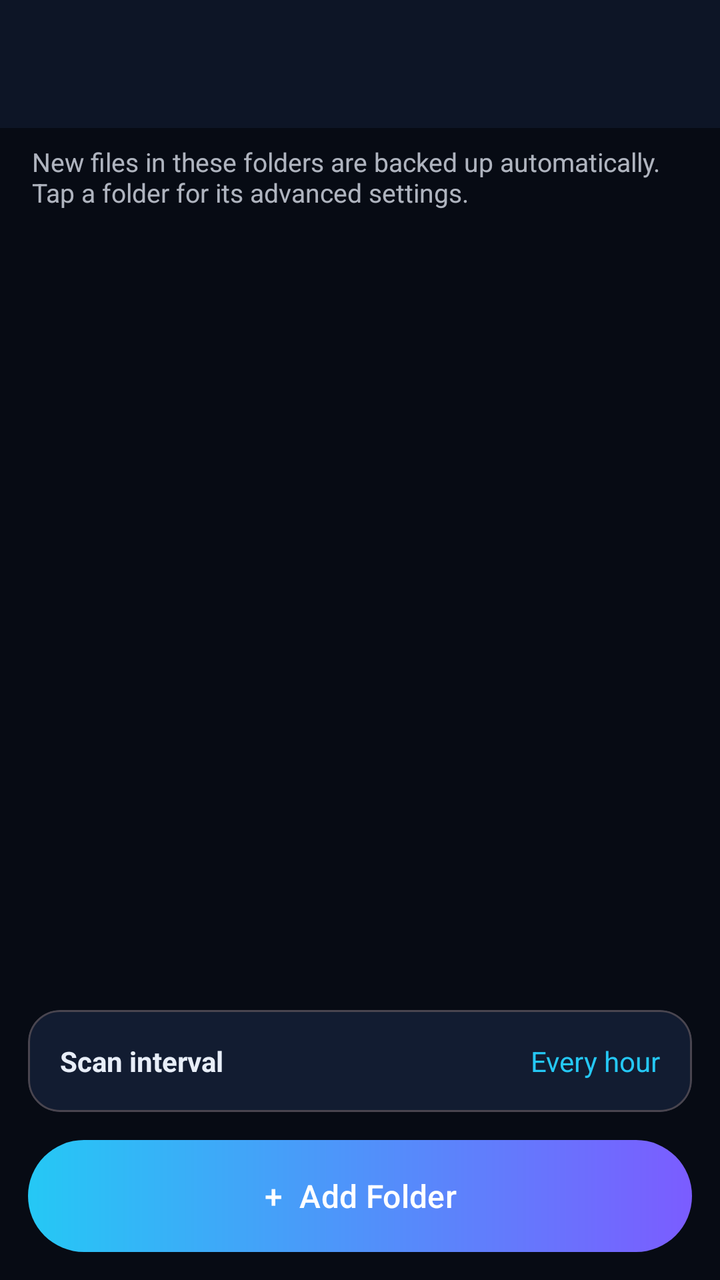
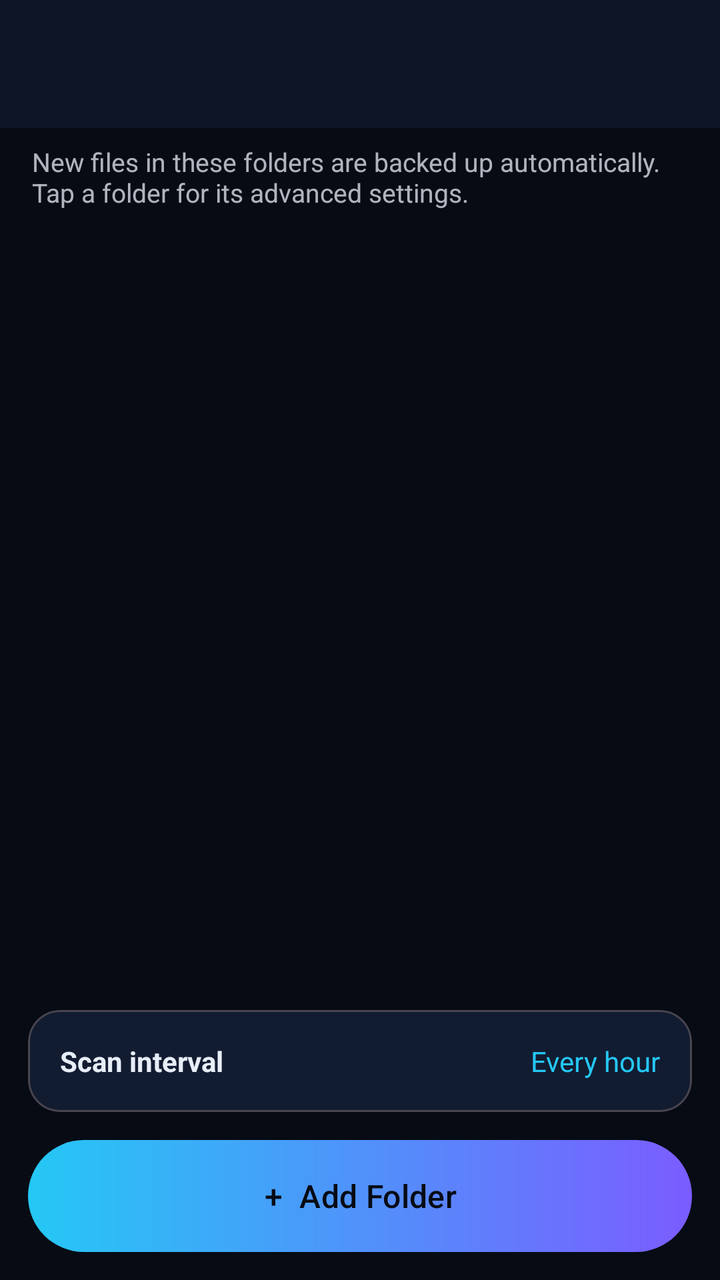

Before-and-after screenshots of an Android layout around one commit, followed by the original layout XML and the change that was made.
<!-- AndroidManifest.xml: application theme Theme.SvnSpace -->
<!-- res/layout/activity_watched_folders.xml -->
<?xml version="1.0" encoding="utf-8"?>
<LinearLayout xmlns:android="http://schemas.android.com/apk/res/android"
    xmlns:app="http://schemas.android.com/apk/res-auto"
    android:layout_width="match_parent"
    android:layout_height="match_parent"
    android:orientation="vertical">

    <include layout="@layout/view_toolbar" />

    <TextView
        android:id="@+id/txt_intro"
        android:layout_width="match_parent"
        android:layout_height="wrap_content"
        android:paddingStart="16dp"
        android:paddingEnd="16dp"
        android:paddingTop="8dp"
        android:text="New files in these folders are backed up automatically. Tap a folder for its advanced settings."
        android:textColor="?attr/colorOnSurface"
        android:alpha="0.75"
        android:textSize="13sp" />

    <TextView
        android:id="@+id/txt_empty"
        android:layout_width="match_parent"
        android:layout_height="wrap_content"
        android:padding="24dp"
        android:gravity="center"
        android:text="No folders yet. Tap Add Folder to pick Downloads, DCIM, Pictures and more."
        android:textColor="?attr/colorOnSurface"
        android:alpha="0.7"
        android:visibility="gone" />

    <androidx.recyclerview.widget.RecyclerView
        android:id="@+id/recycler"
        android:layout_width="match_parent"
        android:layout_height="0dp"
        android:layout_weight="1"
        android:padding="8dp"
        android:clipToPadding="false" />

    <com.google.android.material.card.MaterialCardView
        android:id="@+id/card_interval"
        android:layout_width="match_parent"
        android:layout_height="wrap_content"
        android:layout_marginStart="14dp"
        android:layout_marginEnd="14dp"
        android:clickable="true"
        android:focusable="true"
        app:cardCornerRadius="16dp"
        app:cardBackgroundColor="?attr/colorSurfaceVariant"
        app:cardElevation="0dp">

        <LinearLayout
            android:layout_width="match_parent"
            android:layout_height="wrap_content"
            android:orientation="horizontal"
            android:gravity="center_vertical"
            android:padding="16dp">

            <TextView
                android:layout_width="0dp"
                android:layout_height="wrap_content"
                android:layout_weight="1"
                android:text="Scan interval"
                android:textStyle="bold"
                android:textColor="?attr/colorOnSurface" />

            <TextView
                android:id="@+id/txt_interval"
                android:layout_width="wrap_content"
                android:layout_height="wrap_content"
                android:text="Every hour"
                android:textColor="?attr/colorPrimary" />
        </LinearLayout>
    </com.google.android.material.card.MaterialCardView>

    <com.google.android.material.button.MaterialButton
        android:id="@+id/fab_add"
        android:layout_width="match_parent"
        android:layout_height="56dp"
        android:layout_margin="14dp"
        android:text="+  Add Folder"
        android:textAllCaps="false"
        android:textSize="16sp"
        android:textColor="@color/white"
        app:backgroundTint="@null"
        android:background="@drawable/bg_gradient_button"
        app:cornerRadius="16dp" />
</LinearLayout>
<!-- res/layout/view_toolbar.xml (included above) -->
<?xml version="1.0" encoding="utf-8"?>
<com.google.android.material.appbar.MaterialToolbar
    xmlns:android="http://schemas.android.com/apk/res/android"
    xmlns:app="http://schemas.android.com/apk/res-auto"
    android:id="@+id/toolbar"
    android:layout_width="match_parent"
    android:layout_height="?attr/actionBarSize"
    android:background="?attr/colorSurface"
    app:titleTextColor="?attr/colorOnSurface"
    app:navigationIconTint="?attr/colorOnSurface" />
<!-- resources referenced by this layout -->
<resources>
  <color name="white">#FFFFFFFF</color>
  <!-- drawable bg_gradient_button (drawable) -->
  <?xml version="1.0" encoding="utf-8"?>
  <shape xmlns:android="http://schemas.android.com/apk/res/android" android:shape="rectangle">
      <gradient
          android:startColor="@color/svn_gradient_start"
          android:endColor="@color/svn_gradient_end"
          android:angle="0" />
      <corners android:radius="28dp" />
  </shape>
  <style name="Theme.SvnSpace" parent="Theme.Material3.Dark.NoActionBar">
          <item name="colorPrimary">@color/svn_cyan</item>
          <item name="colorOnPrimary">@color/void_black</item>
          <item name="colorPrimaryContainer">@color/svn_card_elevated</item>
          <item name="colorOnPrimaryContainer">@color/svn_text</item>
          <item name="colorSecondary">@color/svn_purple</item>
          <item name="colorOnSecondary">@color/white</item>
          <item name="colorSurface">@color/svn_surface</item>
          <item name="colorOnSurface">@color/svn_text</item>
          <item name="colorSurfaceVariant">@color/svn_card</item>
          <item name="colorOnSurfaceVariant">@color/svn_text_secondary</item>
          <item name="colorOutline">@color/svn_stroke</item>
          <item name="android:colorBackground">@color/svn_bg</item>
          <item name="colorOnBackground">@color/svn_text</item>
          <item name="android:statusBarColor">@color/svn_bg</item>
          <item name="android:navigationBarColor">@color/svn_bg</item>
          <item name="android:windowBackground">@color/svn_bg</item>
          <item name="android:windowLightStatusBar">false</item>
      </style>
  <color name="svn_gradient_start">#25C8F5</color>
  <color name="svn_gradient_end">#7B5CFF</color>
  <color name="svn_cyan">#25C8F5</color>
  <color name="void_black">#070B14</color>
  <color name="svn_card_elevated">#182440</color>
  <color name="svn_text">#E8EEF8</color>
  <color name="svn_purple">#7B5CFF</color>
  <color name="svn_surface">#0D1526</color>
  <color name="svn_card">#121C31</color>
  <color name="svn_text_secondary">#8B9BB8</color>
  <color name="svn_stroke">#1E2D4A</color>
  <color name="svn_bg">#070B14</color>
</resources>

<!-- the commit's change to res/layout/activity_watched_folders.xml (unified diff, before → after) -->
@@ -82,7 +82,7 @@
         android:text="+  Add Folder"
         android:textAllCaps="false"
         android:textSize="16sp"
-        android:textColor="@color/white"
+        android:textColor="?attr/colorOnPrimary"
         app:backgroundTint="@null"
         android:background="@drawable/bg_gradient_button"
         app:cornerRadius="16dp" />
<!-- resource entries referenced after the edit -->
@@ -5,8 +5,8 @@
   <?xml version="1.0" encoding="utf-8"?>
   <shape xmlns:android="http://schemas.android.com/apk/res/android" android:shape="rectangle">
       <gradient
-          android:startColor="@color/svn_gradient_start"
-          android:endColor="@color/svn_gradient_end"
+          android:startColor="?attr/colorPrimary"
+          android:endColor="?attr/colorSecondary"
           android:angle="0" />
       <corners android:radius="28dp" />
   </shape>
@@ -29,8 +29,6 @@
           <item name="android:windowBackground">@color/svn_bg</item>
           <item name="android:windowLightStatusBar">false</item>
       </style>
-  <color name="svn_gradient_start">#25C8F5</color>
-  <color name="svn_gradient_end">#7B5CFF</color>
   <color name="svn_cyan">#25C8F5</color>
   <color name="void_black">#070B14</color>
   <color name="svn_card_elevated">#182440</color>
